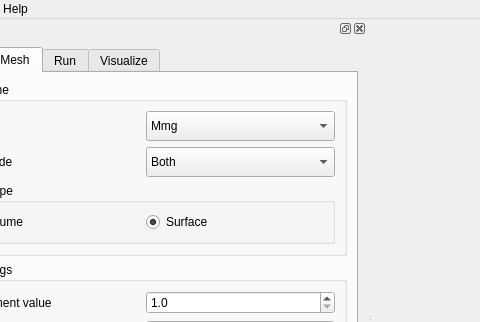
Above: src/mainwindow.ui from tpms-lattice/QASLI before the change; both pictures show x 81 to 561 and y 0 to 322 of the 1138 by 814 pixel window. Below: the same form after it.
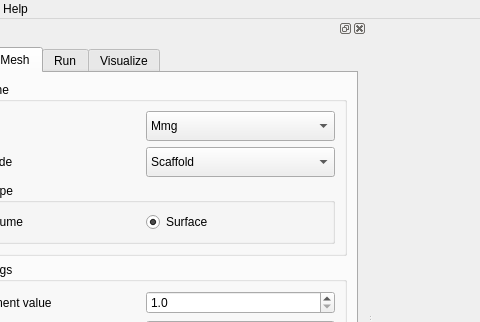
That is the form after the change. The open tabs and pages were chosen to show the change.

Commit message: change output side settings

```diff
--- a/src/mainwindow.ui
+++ b/src/mainwindow.ui
@@ -951,11 +951,6 @@
                 <property name="frame">
                  <bool>true</bool>
                 </property>
-                <item>
-                 <property name="text">
-                  <string>Both</string>
-                 </property>
-                </item>
                 <item>
                  <property name="text">
                   <string>Scaffold</string>
```
Left out of the diff: 5 changed lines with no effect on the pictures. The commit also changes 1 other file.
